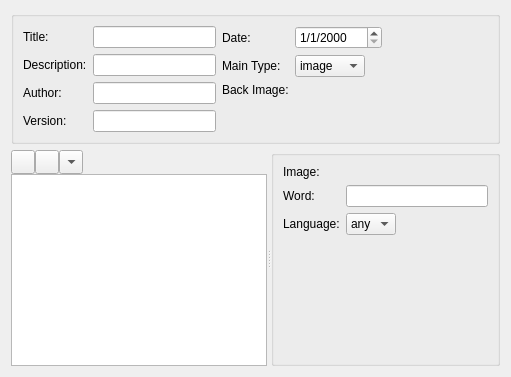
Before: the Qt Designer form pairseditor/mainwindowview.ui in KDE/pairs, drawn with Qt 5.
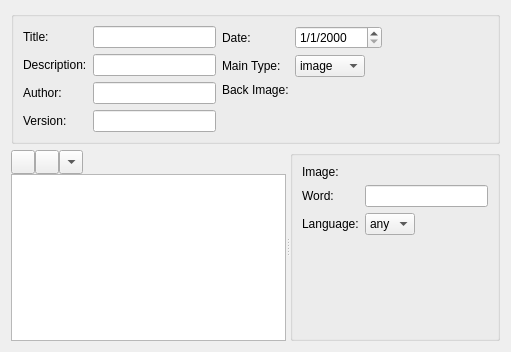
After: the same form once the commit is applied. Icons and pictures are not drawn. Custom widgets are drawn as their Qt base class.

Commit message: fixing layout on resize

```diff
--- a/pairseditor/mainwindowview.ui
+++ b/pairseditor/mainwindowview.ui
@@ -160,6 +160,12 @@
    </item>
    <item>
     <widget class="QSplitter" name="splitter">
+     <property name="sizePolicy">
+      <sizepolicy hsizetype="Expanding" vsizetype="Expanding">
+       <horstretch>0</horstretch>
+       <verstretch>0</verstretch>
+      </sizepolicy>
+     </property>
      <property name="orientation">
       <enum>Qt::Horizontal</enum>
      </property>
@@ -169,7 +175,7 @@
         <number>0</number>
        </property>
        <property name="sizeConstraint">
-        <enum>QLayout::SetFixedSize</enum>
+        <enum>QLayout::SetDefaultConstraint</enum>
        </property>
        <property name="leftMargin">
         <number>0</number>
@@ -177,7 +183,7 @@
        <item>
         <layout class="QHBoxLayout" name="horizontalLayout_2" stretch="0,0,0,0">
          <property name="sizeConstraint">
-          <enum>QLayout::SetMinimumSize</enum>
+          <enum>QLayout::SetDefaultConstraint</enum>
          </property>
          <item>
           <widget class="QPushButton" name="addButton">
@@ -320,7 +326,7 @@
          </property>
          <property name="maximumSize">
           <size>
-           <width>300</width>
+           <width>16777215</width>
            <height>16777215</height>
           </size>
          </property>
```
Left out of the diff: 3 changed lines with no effect on the pictures.
